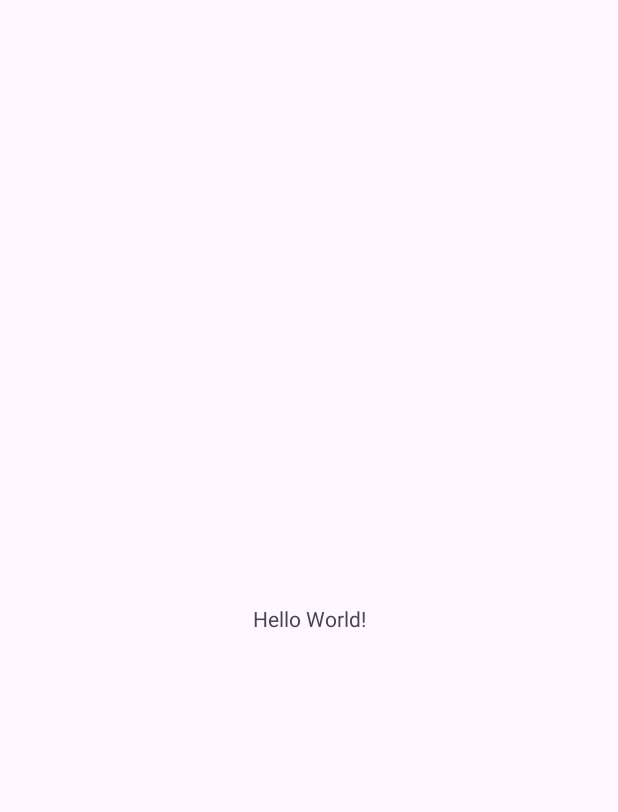
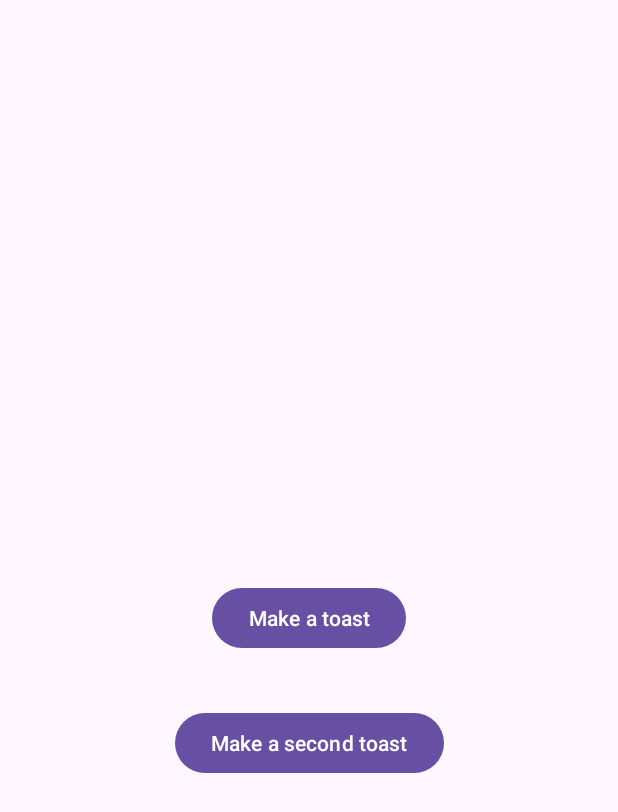
Before and after one commit to Grasmus/AndroidCourse, an Android app: the screen it shows after launch (MainActivity), on a phone screen of 412 x 824 dp. Before the commit the part shown is almost empty. Shown: the top 812 px of the screen. Run offline under Robolectric (Android 15) with nearby library versions, the phone set to English and light mode, and no system bars.

Commit message:
Final commit

```diff
--- a/app/build.gradle.kts
+++ b/app/build.gradle.kts
@@ -9,7 +9,7 @@ android {
 
     defaultConfig {
         applicationId = "com.example.day9toast"
-        minSdk = 24
+        minSdk = 30
         targetSdk = 33
         versionCode = 1
         versionName = "1.0"
--- a/app/src/main/res/layout/activity_main.xml
+++ b/app/src/main/res/layout/activity_main.xml
@@ -6,13 +6,27 @@
     android:layout_height="match_parent"
     tools:context=".MainActivity">
 
-    <TextView
+    <Button
+        android:id="@+id/button_toast"
         android:layout_width="wrap_content"
         android:layout_height="wrap_content"
-        android:text="Hello World!"
+        android:text="@string/button_toast_text"
         app:layout_constraintBottom_toBottomOf="parent"
         app:layout_constraintEnd_toEndOf="parent"
+        app:layout_constraintHorizontal_bias="0.5"
         app:layout_constraintStart_toStartOf="parent"
-        app:layout_constraintTop_toTopOf="parent" />
+        app:layout_constraintTop_toTopOf="parent"
+        app:layout_constraintVertical_bias="0.5" />
+
+    <Button
+        android:id="@+id/button_toast2"
+        android:layout_width="wrap_content"
+        android:layout_height="wrap_content"
+        android:layout_marginTop="35dp"
+        android:text="@string/button_toast2_text"
+        app:layout_constraintEnd_toEndOf="parent"
+        app:layout_constraintHorizontal_bias="0.5"
+        app:layout_constraintStart_toStartOf="parent"
+        app:layout_constraintTop_toBottomOf="@+id/button_toast" />
 
 </androidx.constraintlayout.widget.ConstraintLayout>
--- a/app/src/main/res/values/strings.xml
+++ b/app/src/main/res/values/strings.xml
@@ -1,3 +1,7 @@
 <resources>
     <string name="app_name">Day9Toast</string>
+    <string name="toast_text">Time to feed a cat!</string>
+    <string name="button_toast_text">Make a toast</string>
+    <string name="cat_food">Cat food</string>
+    <string name="button_toast2_text">Make a second toast</string>
 </resources>
```
Also changed, not shown: app/src/main/java/com/example/day9toast/MainActivity.kt (+59 -0 lines), app/src/main/res/layout/custom_toast.xml (added, +25 -0 lines), app/src/main/res/drawable-hdpi/hungrycat.jpg (added).
